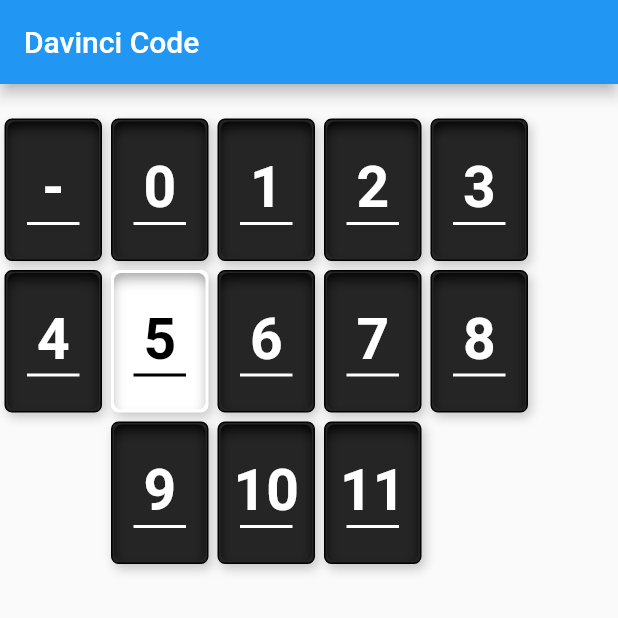
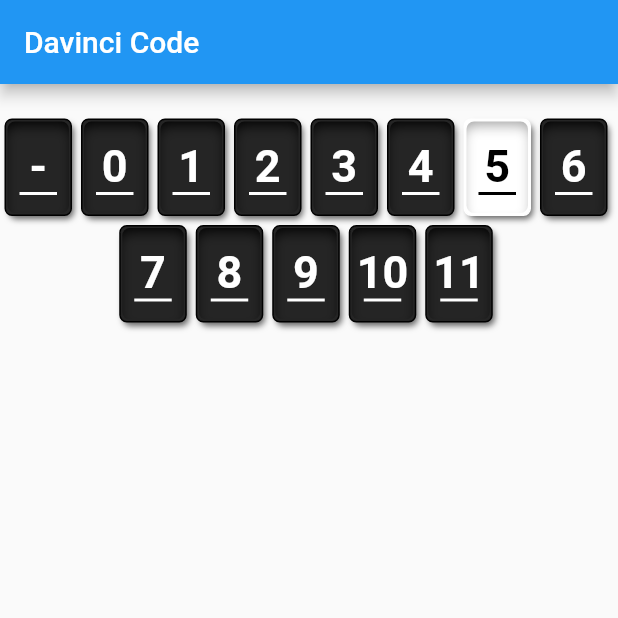
Before and after one commit to nachwon/flutter-tutorial, a Flutter app: the screen it shows after launch, on a phone screen of 412 x 824 dp, the top half of it. Run offline on Flutter 3.47's test engine with Material 2 defaults, Android fonts, the phone set to English and light mode, and no system bars; our stand-ins replace flutter_inset_box_shadow, flutter_markdown, shared_preferences; missing offline and left inert: flutter_web_auth.

Commit message:
Resize cards

```diff
--- a/lib/widgets/davinci_card.dart
+++ b/lib/widgets/davinci_card.dart
@@ -31,18 +31,18 @@ class _DavinciCardState extends State<DavinciCard> {
   Widget build(BuildContext context) {
     return Container(
       margin: const EdgeInsets.all(3),
-      height: 95,
-      width: 65,
+      height: 65,
+      width: 45,
       padding: const EdgeInsets.all(1),
       decoration: BoxDecoration(
         color: getColor(Colors.white, black),
         boxShadow: const [
           BoxShadow(
-            color: Color.fromARGB(255, 198, 198, 198),
+            color: Color.fromARGB(255, 101, 101, 101),
             inset: false,
             blurStyle: BlurStyle.normal,
-            blurRadius: 5,
-            spreadRadius: 0,
+            blurRadius: 3,
+            spreadRadius: -1,
             offset: Offset(2, 3),
           ),
         ],
@@ -59,7 +59,7 @@ class _DavinciCardState extends State<DavinciCard> {
               inset: true,
               blurRadius: 7,
               offset: const Offset(0, 5),
-              spreadRadius: -2,
+              spreadRadius: -3,
               color: getColor(
                 const Color.fromARGB(255, 157, 157, 157),
                 Colors.black,
@@ -80,13 +80,13 @@ class _DavinciCardState extends State<DavinciCard> {
               widget.number,
               style: TextStyle(
                 color: getColor(Colors.black, Colors.white),
-                fontSize: 38,
+                fontSize: 30,
                 fontWeight: FontWeight.bold,
               ),
             ),
             Container(
                 height: 2,
-                width: 35,
+                width: 25,
                 color: getColor(Colors.black, Colors.white))
           ],
         ),
```
